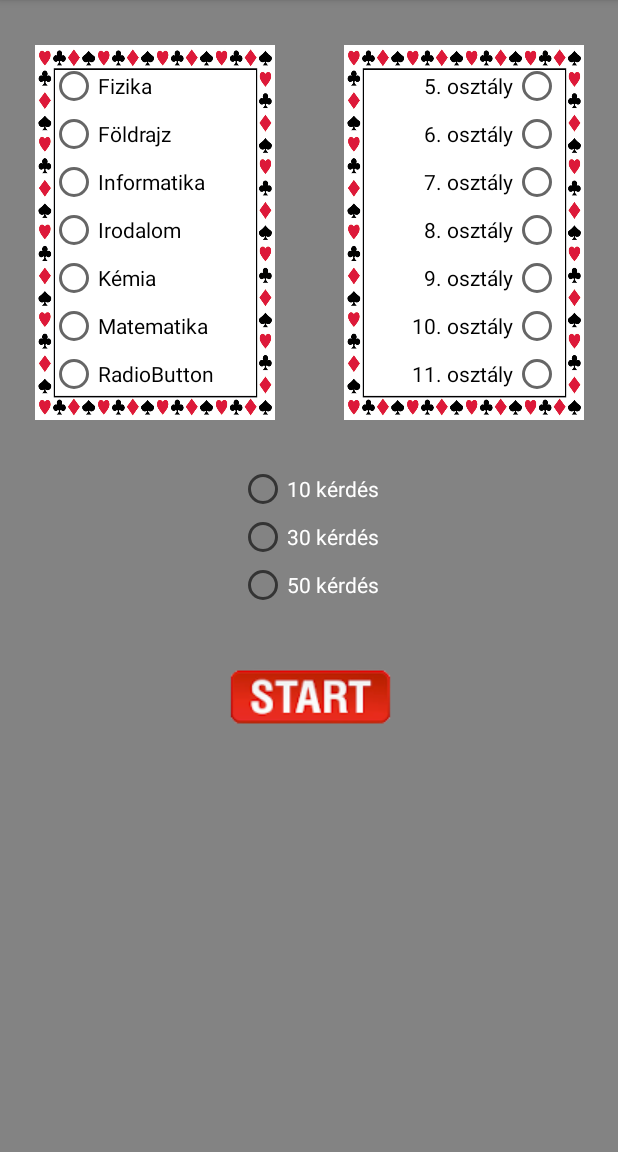
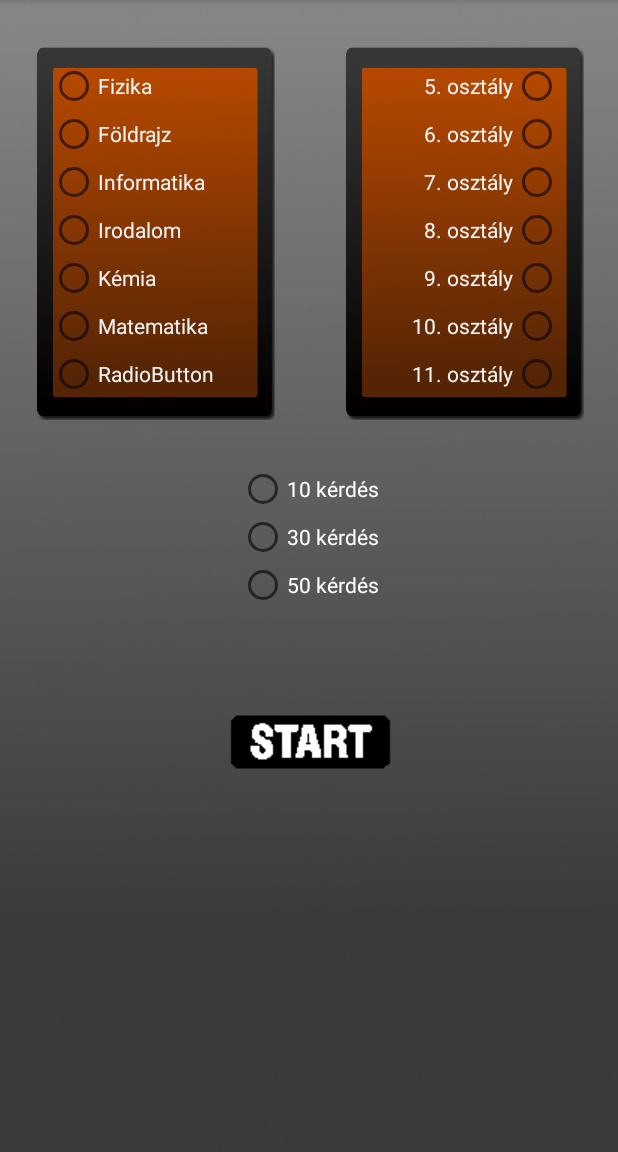
Before and after one commit to csakesz55/ProgOkt, an Android app: the screen it shows after launch (MainActivity), on a phone screen of 412 x 824 dp, the part 84-1236 px from its top. Run offline under Robolectric (Android 15) with nearby library versions, the phone set to English and light mode, and no system bars.

Commit message:
Design change

```diff
--- a/app/src/main/res/layout/activity_end.xml
+++ b/app/src/main/res/layout/activity_end.xml
@@ -4,7 +4,7 @@
     xmlns:tools="http://schemas.android.com/tools"
     android:layout_width="match_parent"
     android:layout_height="match_parent"
-    android:background="#838383"
+    android:background="@drawable/background"
     tools:context=".EndActivity">
 
     <ImageView
--- a/app/src/main/res/layout/activity_main.xml
+++ b/app/src/main/res/layout/activity_main.xml
@@ -4,7 +4,7 @@
     xmlns:tools="http://schemas.android.com/tools"
     android:layout_width="match_parent"
     android:layout_height="match_parent"
-    android:background="#838383"
+    android:background="@drawable/background"
     tools:context=".MainActivity">
 
     <ScrollView
@@ -12,7 +12,7 @@
         android:layout_width="160dp"
         android:layout_height="250dp"
         android:layout_marginTop="30dp"
-        android:background="@drawable/card_border"
+        android:background="@drawable/card_border_rounded_orange"
         android:minWidth="150dp"
         android:minHeight="150dp"
         app:layout_constraintEnd_toStartOf="@+id/guideline"
@@ -35,42 +35,49 @@
                     android:id="@+id/classRadioButton1"
                     android:layout_width="match_parent"
                     android:layout_height="wrap_content"
+                    android:textColor="#F4F4F4"
                     android:text="Fizika" />
 
                 <RadioButton
                     android:id="@+id/classRadioButton2"
                     android:layout_width="match_parent"
                     android:layout_height="wrap_content"
+                    android:textColor="#F4F4F4"
                     android:text="Földrajz" />
 
                 <RadioButton
                     android:id="@+id/classRadioButton3"
                     android:layout_width="match_parent"
                     android:layout_height="wrap_content"
+                    android:textColor="#F4F4F4"
                     android:text="Informatika" />
 
                 <RadioButton
                     android:id="@+id/classRadioButton4"
                     android:layout_width="match_parent"
                     android:layout_height="wrap_content"
+                    android:textColor="#F4F4F4"
                     android:text="Irodalom" />
 
                 <RadioButton
                     android:id="@+id/classRadioButton5"
                     android:layout_width="match_parent"
                     android:layout_height="wrap_content"
+                    android:textColor="#F4F4F4"
                     android:text="Kémia" />
 
                 <RadioButton
                     android:id="@+id/classRadioButton6"
                     android:layout_width="match_parent"
                     android:layout_height="wrap_content"
+                    android:textColor="#F4F4F4"
                     android:text="Matematika" />
 
                 <RadioButton
                     android:id="@+id/classRadioButton7"
                     android:layout_width="match_parent"
                     android:layout_height="wrap_content"
+                    android:textColor="#F4F4F4"
                     android:text="RadioButton" />
             </RadioGroup>
         </LinearLayout>
@@ -81,7 +88,7 @@
         android:layout_width="160dp"
         android:layout_height="250dp"
         android:layout_marginTop="30dp"
-        android:background="@drawable/card_border"
+        android:background="@drawable/card_border_rounded_orange"
         android:minWidth="150dp"
         android:minHeight="150dp"
         app:layout_constraintEnd_toEndOf="parent"
@@ -108,6 +115,7 @@
                     android:layout_height="wrap_content"
                     android:gravity="right|center_vertical"
                     android:layoutDirection="rtl"
+                    android:textColor="#F4F4F4"
                     android:text="5. osztály" />
 
                 <RadioButton
@@ -116,6 +124,7 @@
                     android:layout_height="wrap_content"
                     android:gravity="right|center_vertical"
                     android:layoutDirection="rtl"
+                    android:textColor="#F4F4F4"
                     android:text="6. osztály" />
 
                 <RadioButton
@@ -124,6 +133,7 @@
                     android:layout_height="wrap_content"
                     android:gravity="right|center_vertical"
                     android:layoutDirection="rtl"
+                    android:textColor="#F4F4F4"
                     android:text="7. osztály" />
 
                 <RadioButton
@@ -132,6 +142,7 @@
                     android:layout_height="wrap_content"
                     android:gravity="right|center_vertical"
                     android:layoutDirection="rtl"
+                    android:textColor="#F4F4F4"
                     android:text="8. osztály" />
 
                 <RadioButton
@@ -140,6 +151,7 @@
                     android:layout_height="wrap_content"
                     android:gravity="right|center_vertical"
                     android:layoutDirection="rtl"
+                    android:textColor="#F4F4F4"
                     android:text="9. osztály" />
 
                 <RadioButton
@@ -148,6 +160,7 @@
                     android:layout_height="wrap_content"
                     android:gravity="right|center_vertical"
                     android:layoutDirection="rtl"
+                    android:textColor="#F4F4F4"
                     android:text="10. osztály" />
 
                 <RadioButton
@@ -156,6 +169,7 @@
                     android:layout_height="wrap_content"
                     android:gravity="right|center_vertical"
                     android:layoutDirection="rtl"
+                    android:textColor="#F4F4F4"
                     android:text="11. osztály" />
             </RadioGroup>
         </LinearLayout>
@@ -184,22 +198,22 @@
                     android:id="@+id/questionNumberRadioButton1"
                     android:layout_width="match_parent"
                     android:layout_height="wrap_content"
-                    android:textColor="#FFFFFF"
-                    android:text="10 kérdés"/>
+                    android:text="10 kérdés"
+                    android:textColor="#FFFFFF" />
 
                 <RadioButton
                     android:id="@+id/questionNumberRadioButton2"
                     android:layout_width="match_parent"
                     android:layout_height="wrap_content"
-                    android:textColor="#FFFFFF"
-                    android:text="30 kérdés"/>
+                    android:text="30 kérdés"
+                    android:textColor="#FFFFFF" />
 
                 <RadioButton
                     android:id="@+id/questionNumberRadioButton3"
                     android:layout_width="match_parent"
                     android:layout_height="wrap_content"
-                    android:textColor="#FFFFFF"
-                    android:text="50 kérdés"/>
+                    android:text="50 kérdés"
+                    android:textColor="#FFFFFF" />
             </RadioGroup>
         </LinearLayout>
     </ScrollView>
@@ -222,7 +236,7 @@
         android:id="@+id/startTestButton"
         android:layout_width="wrap_content"
         android:layout_height="wrap_content"
-        android:layout_marginTop="30dp"
+        android:layout_marginTop="60dp"
         android:background="#00FFFFFF"
         android:src="@drawable/start_button"
         app:layout_constraintEnd_toEndOf="parent"
```
Also changed, not shown: app/src/main/java/com/example/progokt/TestActivity.java (+26 -8 lines), app/src/main/res/anim/fade_in.xml (added, +8 -0 lines), app/src/main/res/anim/fade_out.xml (added, +9 -0 lines), app/src/main/res/layout/activity_test.xml (+13 -1 lines), app/src/main/res/drawable/background.jpg (added), app/src/main/res/drawable/card_border_black_orange.jpg (added), app/src/main/res/drawable/card_border_dark_orange.jpg (added), app/src/main/res/drawable/card_border_orange.jpg (added), app/src/main/res/drawable/card_border_rounded_orange.png (added), app/src/main/res/drawable/card_border_trans_orange.jpg (added), app/src/main/res/drawable/green_tick.png (added), app/src/main/res/drawable/red_cross.png (added), app/src/main/res/drawable/start_button.png, app/src/main/res/drawable/start_button_red.png (added).
